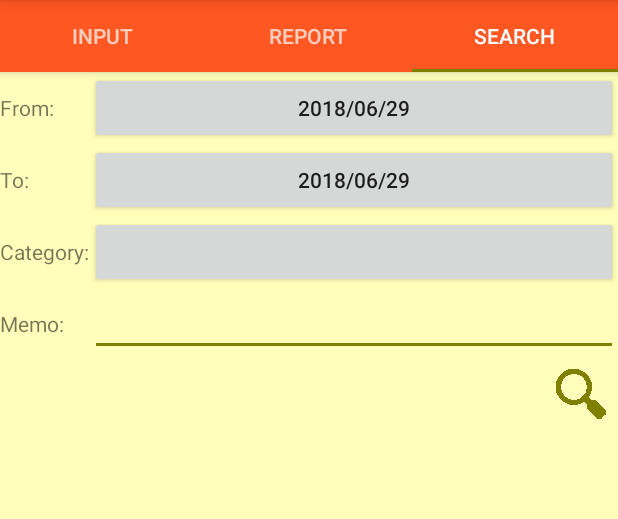
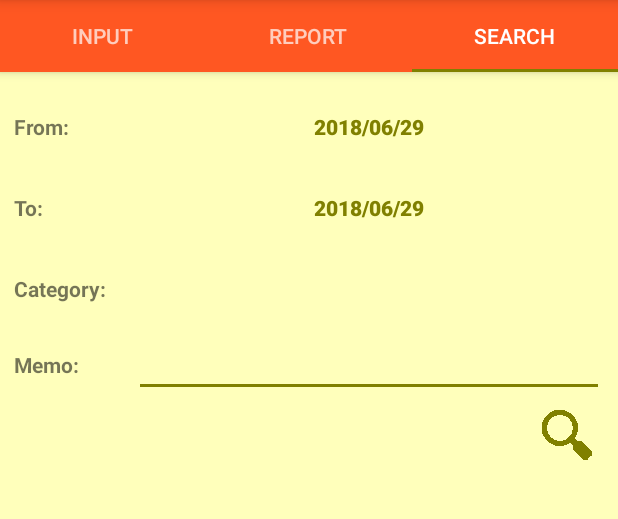
Before and after one commit to tsato1/Kakeibo, an Android app: the screen it shows after launch (MainActivity), tab 3 chosen, on a phone screen of 412 x 824 dp, the part 84-603 px from its top. Run offline under Robolectric (Android 15) with nearby library versions, the phone set to English and light mode, and no system bars; libraries missing offline, so code that uses them is left out: com.echo.holographlibrary; 3 statements that could not run were skipped.

Commit message:
cosmetic reaarangement ex. padding

```diff
--- a/app/src/main/res/layout/search_criteria.xml
+++ b/app/src/main/res/layout/search_criteria.xml
@@ -10,12 +10,15 @@
         android:layout_height="@dimen/search_criteria_1_row_height"
         android:layout_alignParentStart="true"
         android:layout_alignBaseline="@id/btn_from_date"
-        android:text="@string/from_colon" />
+        android:text="@string/from_colon"
+        android:textStyle="bold"/>
     <Button
         android:id="@+id/btn_from_date"
         android:layout_width="match_parent"
         android:layout_height="wrap_content"
-        android:layout_toEndOf="@id/txv_from_date" />
+        android:layout_toEndOf="@id/txv_from_date"
+        android:textStyle="bold"
+        style="?android:attr/buttonBarButtonStyle" />
 
     <TextView
         android:id="@+id/txv_to_date"
@@ -24,13 +27,16 @@
         android:layout_alignParentStart="true"
         android:layout_alignBaseline="@id/btn_to_date"
         android:layout_below="@id/txv_from_date"
-        android:text="@string/to_colon" />
+        android:text="@string/to_colon"
+        android:textStyle="bold"/>
     <Button
         android:id="@+id/btn_to_date"
         android:layout_width="match_parent"
         android:layout_height="wrap_content"
         android:layout_below="@id/btn_from_date"
-        android:layout_toEndOf="@id/txv_to_date" />
+        android:layout_toEndOf="@id/txv_to_date"
+        android:textStyle="bold"
+        style="?android:attr/buttonBarButtonStyle"/>
 
     <TextView
         android:id="@+id/txv_category"
@@ -39,13 +45,16 @@
         android:layout_alignParentStart="true"
         android:layout_alignBaseline="@id/btn_category"
         android:layout_below="@id/txv_to_date"
-        android:text="@string/category_colon" />
+        android:text="@string/category_colon"
+        android:textStyle="bold"/>
     <Button
         android:id="@+id/btn_category"
         android:layout_width="match_parent"
         android:layout_height="wrap_content"
         android:layout_below="@id/btn_to_date"
-        android:layout_toEndOf="@id/txv_to_date" />
+        android:layout_toEndOf="@id/txv_to_date"
+        android:textStyle="bold"
+        style="?android:attr/buttonBarButtonStyle"/>
 
     <TextView
         android:id="@+id/txv_memo"
@@ -54,7 +63,8 @@
         android:layout_alignBaseline="@id/edt_memo_search"
         android:layout_alignParentStart="true"
         android:layout_below="@id/txv_category"
-        android:text="@string/memo_colon" />
+        android:text="@string/memo_colon"
+        android:textStyle="bold"/>
     <EditText
         android:id="@+id/edt_memo_search"
         android:layout_width="match_parent"
--- a/app/src/main/res/layout/tab_fragment_3.xml
+++ b/app/src/main/res/layout/tab_fragment_3.xml
@@ -2,7 +2,11 @@
 <RelativeLayout
     xmlns:android="http://schemas.android.com/apk/res/android"
     android:layout_width="match_parent"
-    android:layout_height="match_parent">
+    android:layout_height="match_parent"
+    android:paddingStart="@dimen/activity_horizontal_margin"
+    android:paddingEnd="@dimen/activity_horizontal_margin"
+    android:paddingTop="@dimen/activity_vertical_margin"
+    android:paddingBottom="@dimen/activity_vertical_margin">
 
     <include
         android:id="@+id/rtl_search_criteria"
--- a/app/src/main/res/values/dimens.xml
+++ b/app/src/main/res/values/dimens.xml
@@ -1,10 +1,10 @@
 <resources>
     <!-- Default screen margins, per the Android Design guidelines. -->
-    <dimen name="activity_horizontal_margin">16dp</dimen>
-    <dimen name="activity_vertical_margin">16dp</dimen>
+    <dimen name="activity_horizontal_margin">9dp</dimen>
+    <dimen name="activity_vertical_margin">9dp</dimen>
     <dimen name="dialog_alert_default_padding">18dp</dimen>
 
     <!-- search fragment -->
     <dimen name="search_criteria_1_row_height">20dp</dimen>
-    <dimen name="search_criteria_txv_width">60dp</dimen>
+    <dimen name="search_criteria_txv_width">80dp</dimen>
 </resources>
```
Also changed, not shown: app/src/main/java/com/kakeibo/ExpandableListAdapter.java (+4 -6 lines), app/src/main/java/com/kakeibo/TabFragment2.java (+72 -72 lines), app/src/main/res/layout/tab_fragment_1.xml (+5 -3 lines), app/src/main/res/layout/tab_fragment_2.xml (+28 -24 lines).
